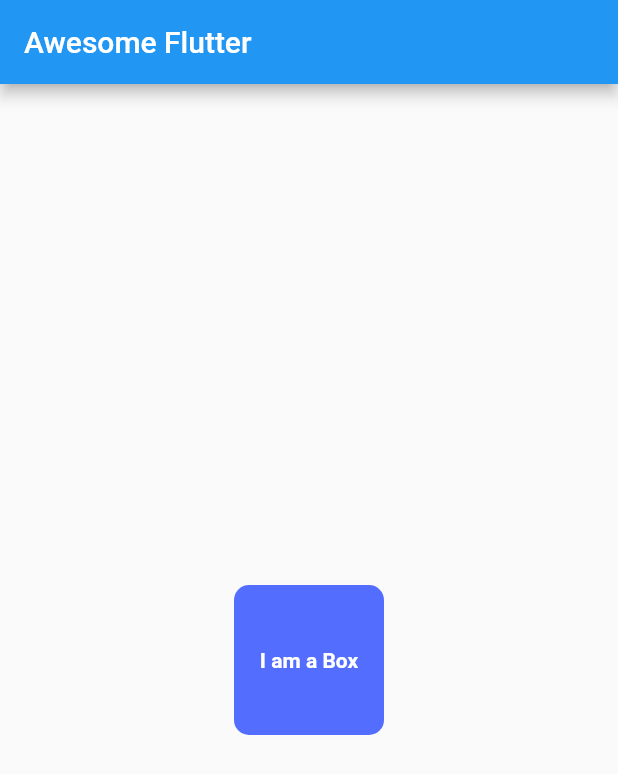
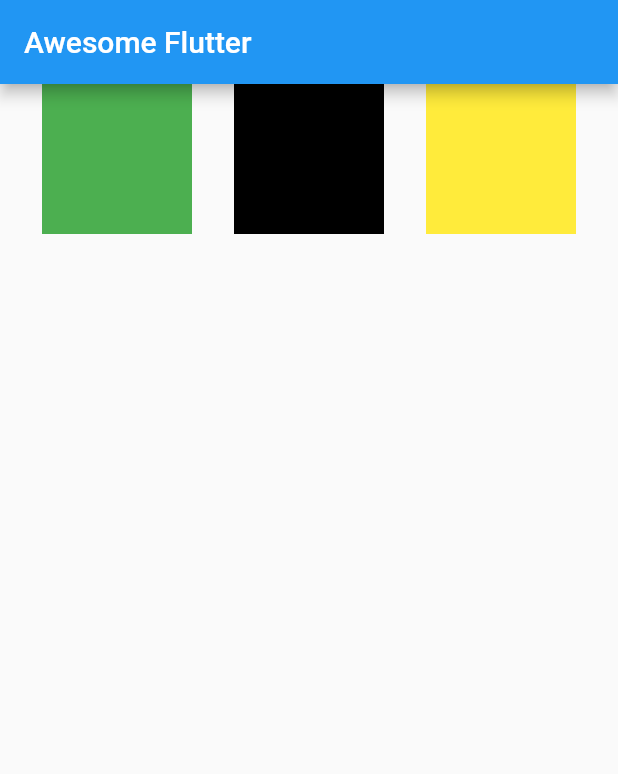
Before and after one commit to devsam07/Flutter, a Flutter app: the screen it shows after launch, on a phone screen of 412 x 824 dp. Shown: the top 774 px of the screen. Run offline on Flutter 3.47's test engine with Material 2 defaults, Android fonts, the phone set to English and light mode, and no system bars.

Commit message:
Chapter 3

```diff
--- a/lib/main.dart
+++ b/lib/main.dart
@@ -7,7 +7,7 @@ void main(){
   ));
 }
 
-class HomePage extends StatelessWidget {
+/* class HomePage extends StatelessWidget {
   @override
   Widget build(BuildContext context) {
     return Scaffold(
@@ -31,4 +31,36 @@ class HomePage extends StatelessWidget {
       ),
     );
   }
+}*/
+
+class HomePage extends StatelessWidget {
+  @override
+  Widget build(BuildContext context) {
+    return Scaffold(
+      appBar: AppBar(
+        title: Text("Awesome Flutter"),
+      ),
+      body:
+        Row(
+          mainAxisAlignment: MainAxisAlignment.spaceEvenly,
+          crossAxisAlignment: CrossAxisAlignment.center,
+          children: <Widget>[
+          Container(
+          padding: const EdgeInsets.all(15),
+          width: 100,
+          height: 100,
+          color: Colors.green),
+          Container(
+          padding: const EdgeInsets.all(15),
+          width: 100,
+          height: 100,
+          color: Colors.black),
+          Container(
+          padding: const EdgeInsets.all(15),
+          width: 100,
+          height: 100,
+          color: Colors.yellow)
+        ],),
+      );
+  }
 }
```
